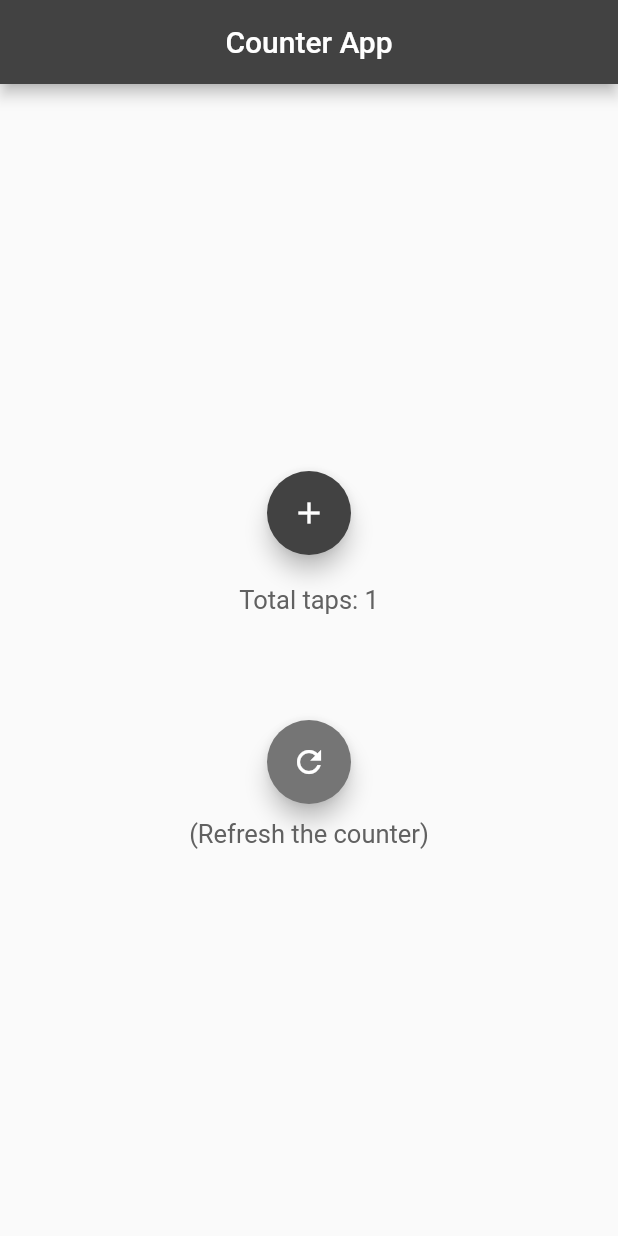
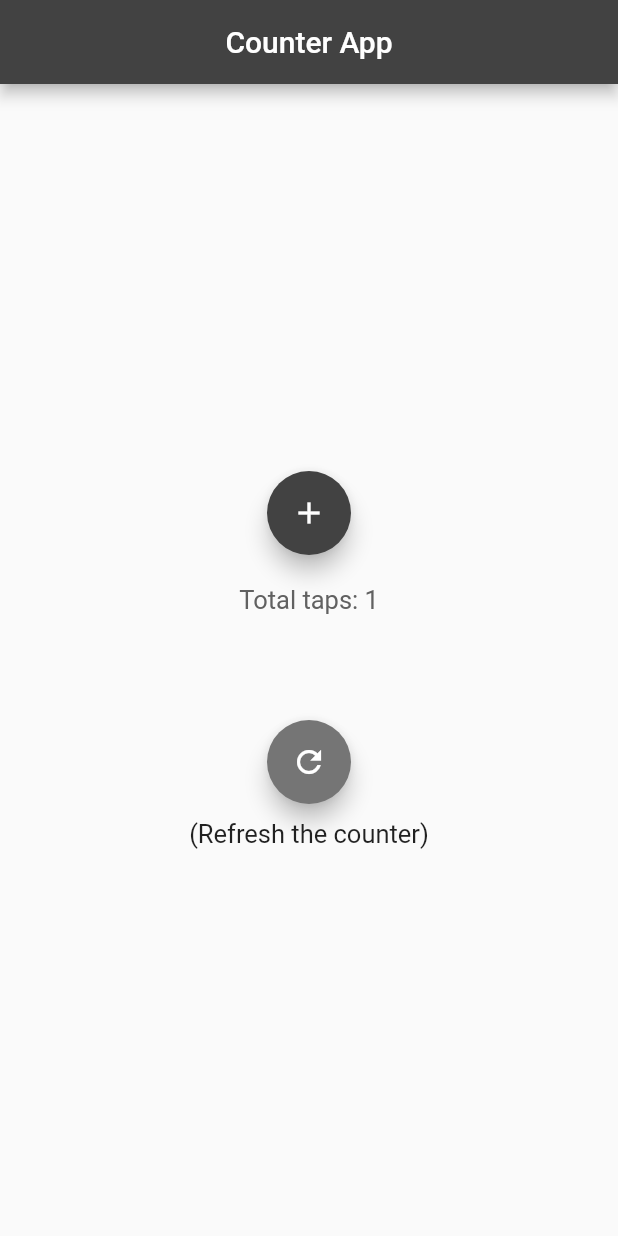
Before and after one commit to arukurmi/Counter-App, a Flutter app: the screen it shows after launch, after a tap on the "add" icon, on a phone screen of 412 x 824 dp. Run offline on Flutter 3.47's test engine with Material 2 defaults, Android fonts, the phone set to English and light mode, and no system bars.

```diff
--- a/lib/ui/home.dart
+++ b/lib/ui/home.dart
@@ -60,7 +60,7 @@ class HomeScreenState extends State<Home>{
               SizedBox(height: 10,),
               new Text("(Refresh the counter)",
                   style: new TextStyle(
-                    color: _counter%2==0 ? Colors.grey[800] : Colors.grey[700],
+                    // color: _counter%2==0 ? Colors.grey[800] : Colors.grey[700],
                     fontSize: 17,
                   )
               ),
```
